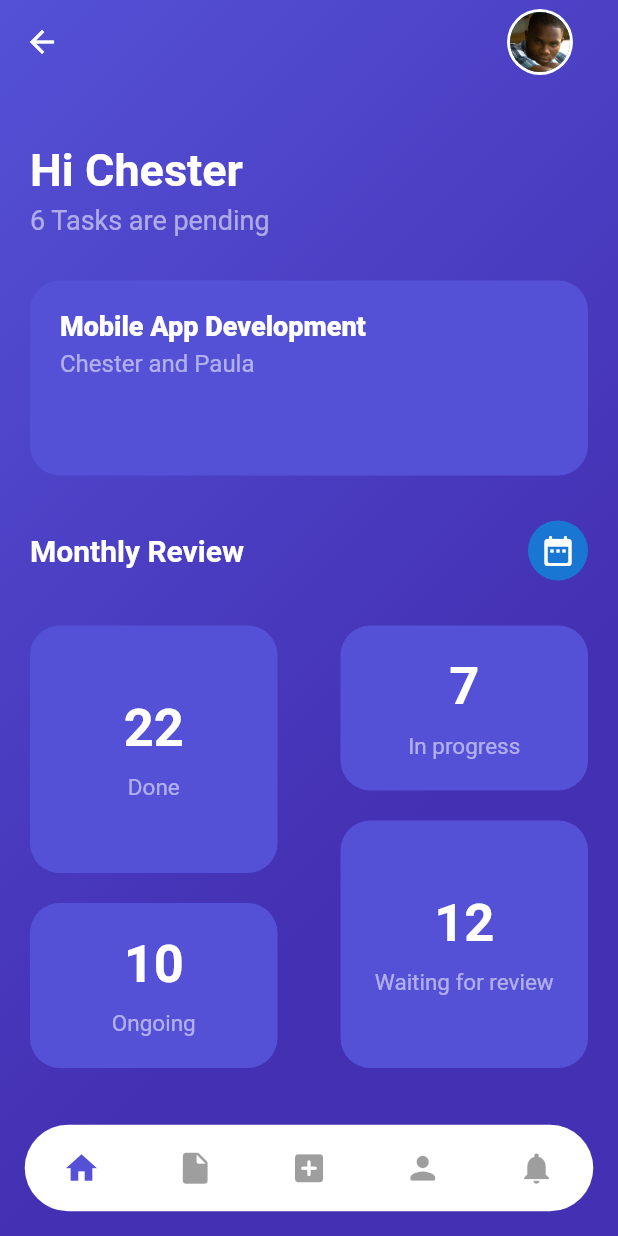
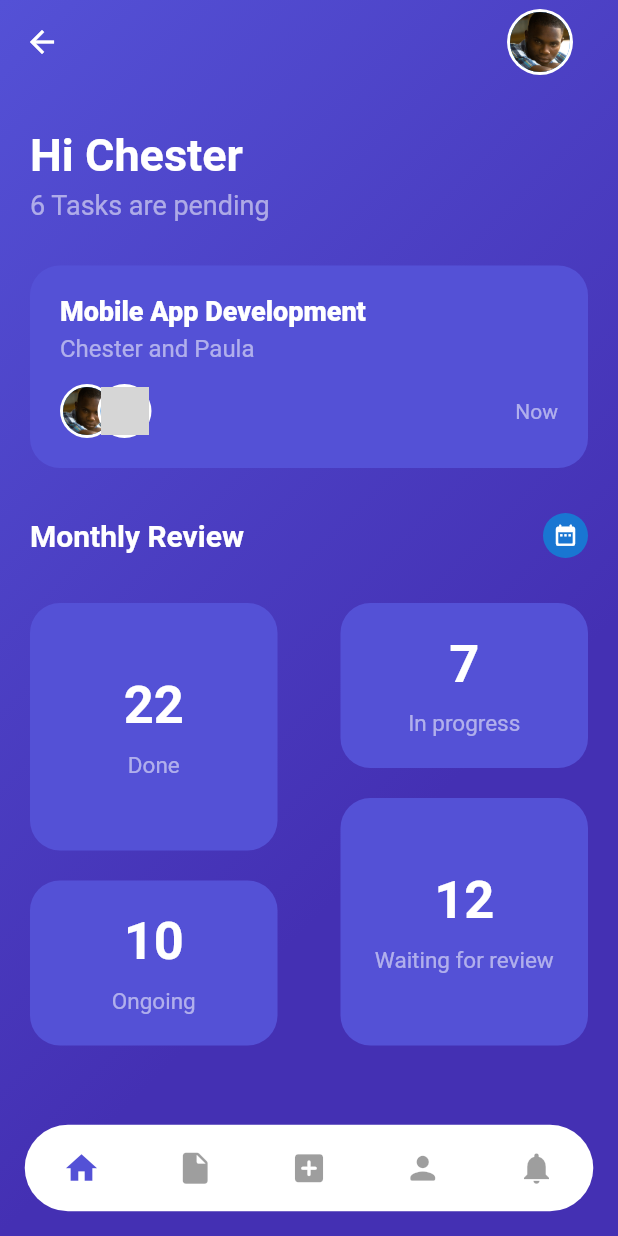
Before and after one commit to ceejayps/banking_app_2, a Flutter app: the homepage screen opened directly, on a phone screen of 412 x 824 dp. Run offline on Flutter 3.47's test engine with Material 2 defaults, Android fonts, the phone set to English and light mode, and no system bars; missing offline and left inert: dart:ffi; grey boxes are pictures that could not be loaded.

Commit message:
Update homepage.dart

```diff
--- a/lib/container/pages/homepage.dart
+++ b/lib/container/pages/homepage.dart
@@ -143,7 +143,7 @@ class _homepageState extends State<homepage> with TickerProviderStateMixin {
                     crossAxisAlignment: CrossAxisAlignment.start,
                     children: [
                       const SizedBox(
-                        height: 40,
+                        height: 30,
                       ),
                       Column(
                         crossAxisAlignment: CrossAxisAlignment.start,
@@ -171,7 +171,7 @@ class _homepageState extends State<homepage> with TickerProviderStateMixin {
                       ),
                       Container(
                         width: MediaQuery.of(context).size.width,
-                        height: 130,
+                        height: 135,
                         decoration: BoxDecoration(
                             color: const Color.fromARGB(255, 84, 81, 214),
                             borderRadius: BorderRadius.circular(20)),
@@ -180,7 +180,7 @@ class _homepageState extends State<homepage> with TickerProviderStateMixin {
                           child: Column(
                             mainAxisAlignment: MainAxisAlignment.start,
                             crossAxisAlignment: CrossAxisAlignment.start,
-                            children: const [
+                            children: [
                               Text(
                                 "Mobile App Development",
                                 style: TextStyle(
@@ -196,6 +196,43 @@ class _homepageState extends State<homepage> with TickerProviderStateMixin {
                                 style: TextStyle(
                                     color: Colors.white54, fontSize: 16),
                                 textAlign: TextAlign.left,
+                              ),
+                              Spacer(),
+                              Row(
+                                children: [
+                                  Stack(
+                                    children: [
+                                      Container(
+                                        width: 200,
+                                      ),
+                                      CircleAvatar(
+                                        backgroundColor: Colors.white,
+                                        radius: 18,
+                                        child: CircleAvatar(
+                                          radius: 16,
+                                          backgroundImage: AssetImage(
+                                              'assets/images/chester.jpg'),
+                                        ),
+                                      ),
+                                      Positioned(
+                                          left: 25,
+                                          child: CircleAvatar(
+                                            backgroundColor: Colors.white,
+                                            radius: 18,
+                                            child: CircleAvatar(
+                                              radius: 16,
+                                              backgroundImage: AssetImage(
+                                                  'assets/images/paula.jpg'),
+                                            ),
+                                          ))
+                                    ],
+                                  ),
+                                  Spacer(),
+                                  Text(
+                                    "Now",
+                                    style: TextStyle(color: Colors.white54),
+                                  )
+                                ],
                               )
                             ],
                           ),
@@ -217,7 +254,11 @@ class _homepageState extends State<homepage> with TickerProviderStateMixin {
                                 color: Colors.white),
                           ),
                           const CircleAvatar(
-                            child: Icon(Icons.date_range_rounded),
+                            radius: 15,
+                            child: Icon(
+                              Icons.date_range_rounded,
+                              size: 17,
+                            ),
                           )
                         ],
                       ),
```
